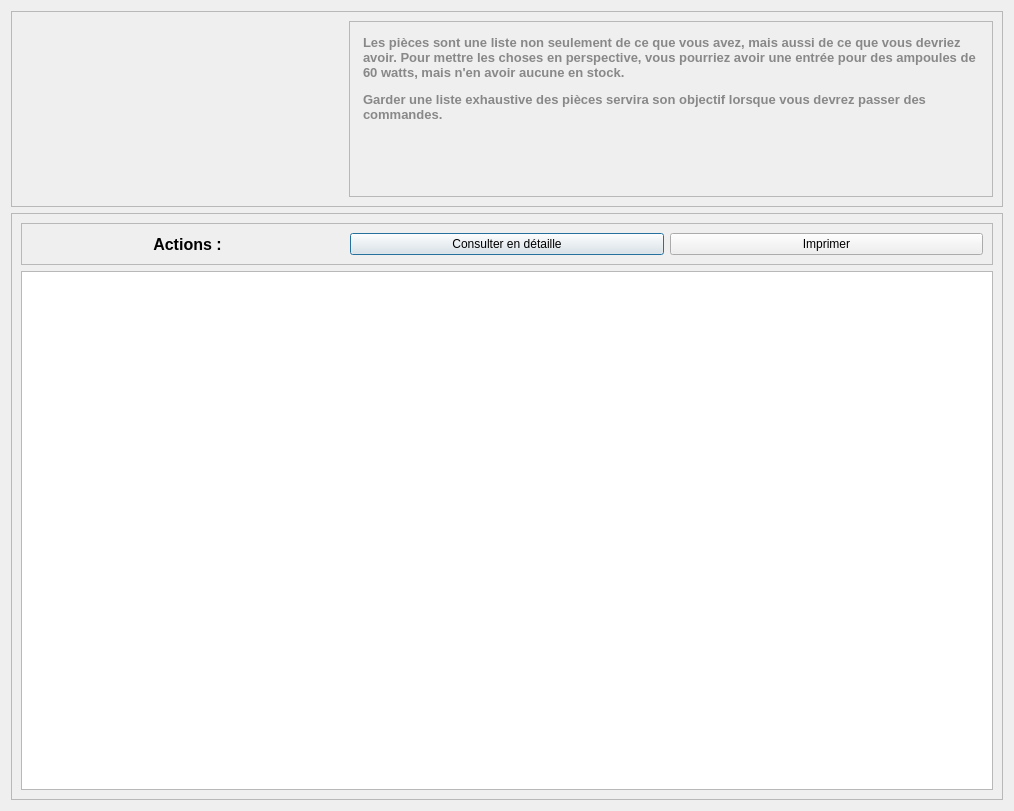
Old version of the form Source/UI/DemandeInterventionUis/demandeInterventionConsulter.ui in the repository ahmedhamila/GMAO.
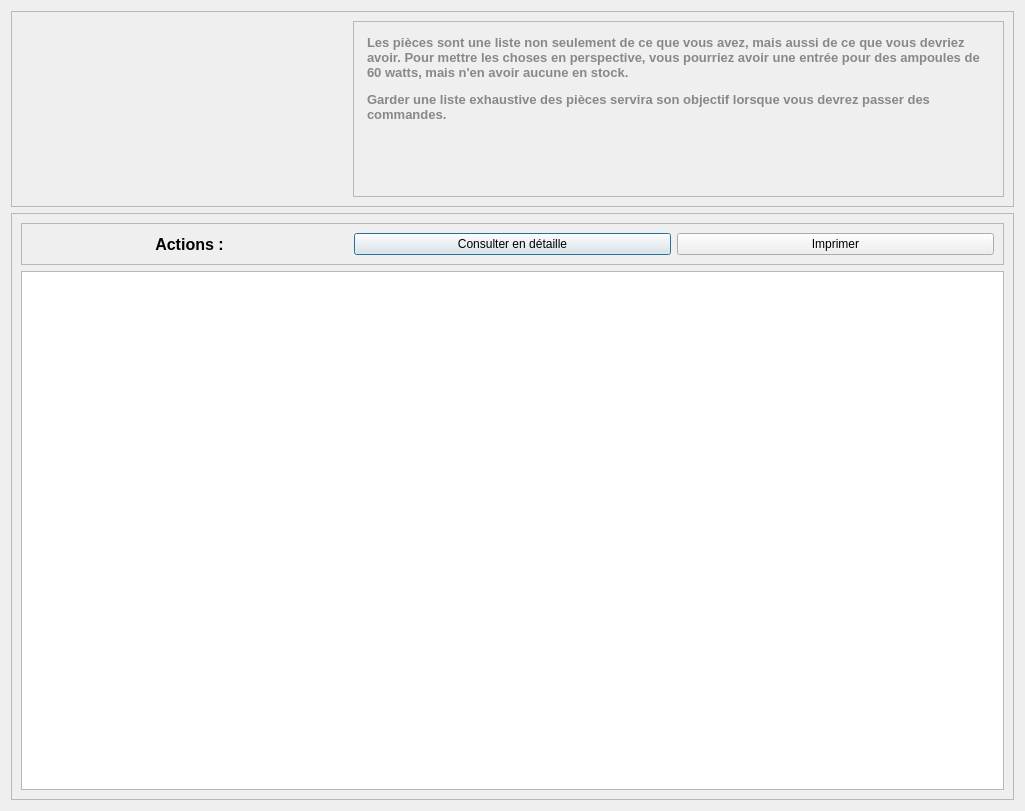
New version of the form. Icons and pictures are not drawn.

Commit message: Consultation des Demandes d'interventions(notifs)

```diff
--- a/Source/UI/DemandeInterventionUis/demandeInterventionConsulter.ui
+++ b/Source/UI/DemandeInterventionUis/demandeInterventionConsulter.ui
@@ -6,7 +6,7 @@
    <rect>
     <x>0</x>
     <y>0</y>
-    <width>1014</width>
+    <width>1025</width>
     <height>811</height>
    </rect>
   </property>
@@ -164,7 +164,7 @@
        </widget>
       </item>
       <item>
-       <widget class="QTableView" name="tableViewDemandeIntervention"/>
+       <widget class="QTableWidget" name="tableWidgetDemandeIntervention"/>
       </item>
      </layout>
     </widget>
```
Left out of the diff: 5 changed lines with no effect on the pictures. The commit also changes 9 other files.
